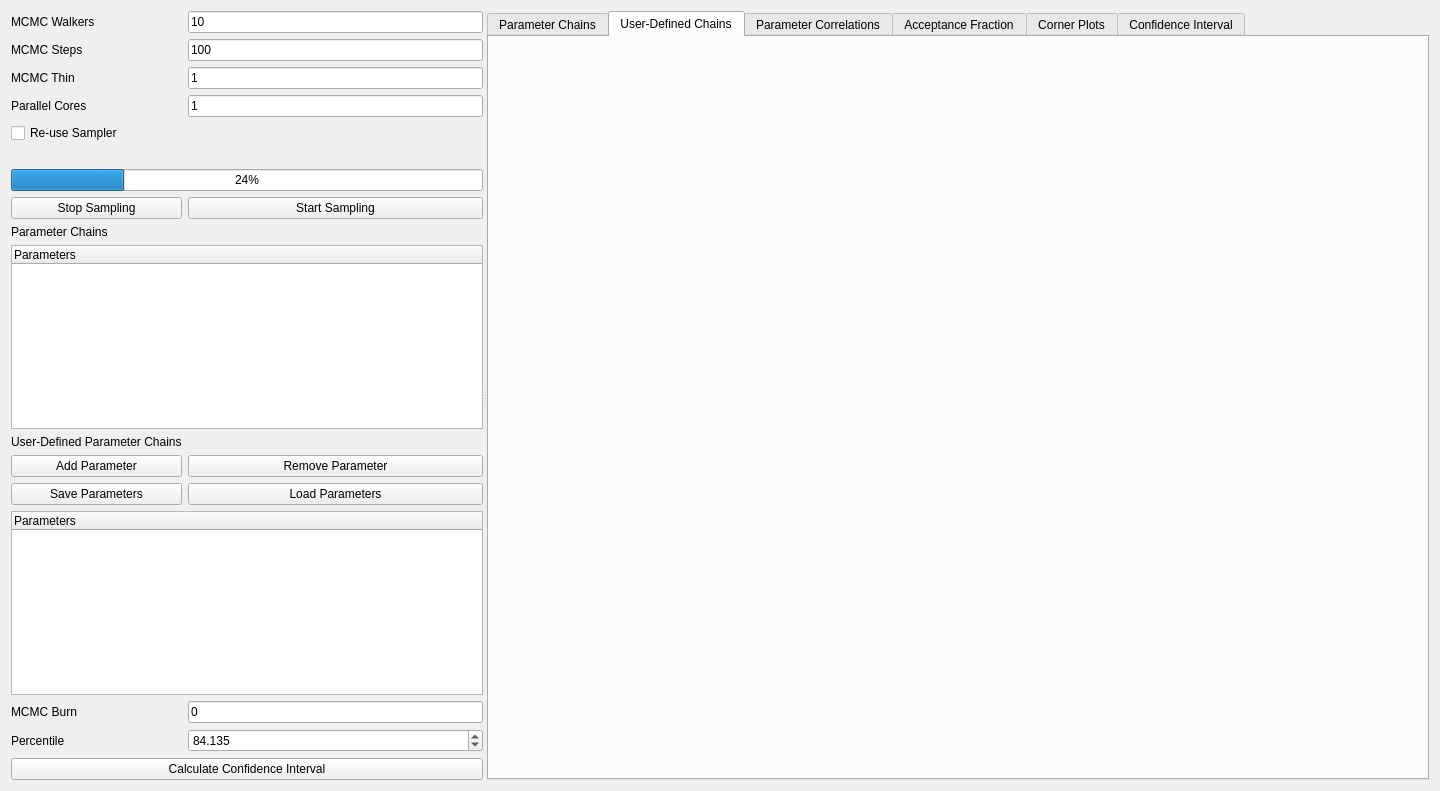
chemmatcars/XModFit, file UI_Forms/EMCEE_ConfInterval_Widget.ui: the form before one commit.
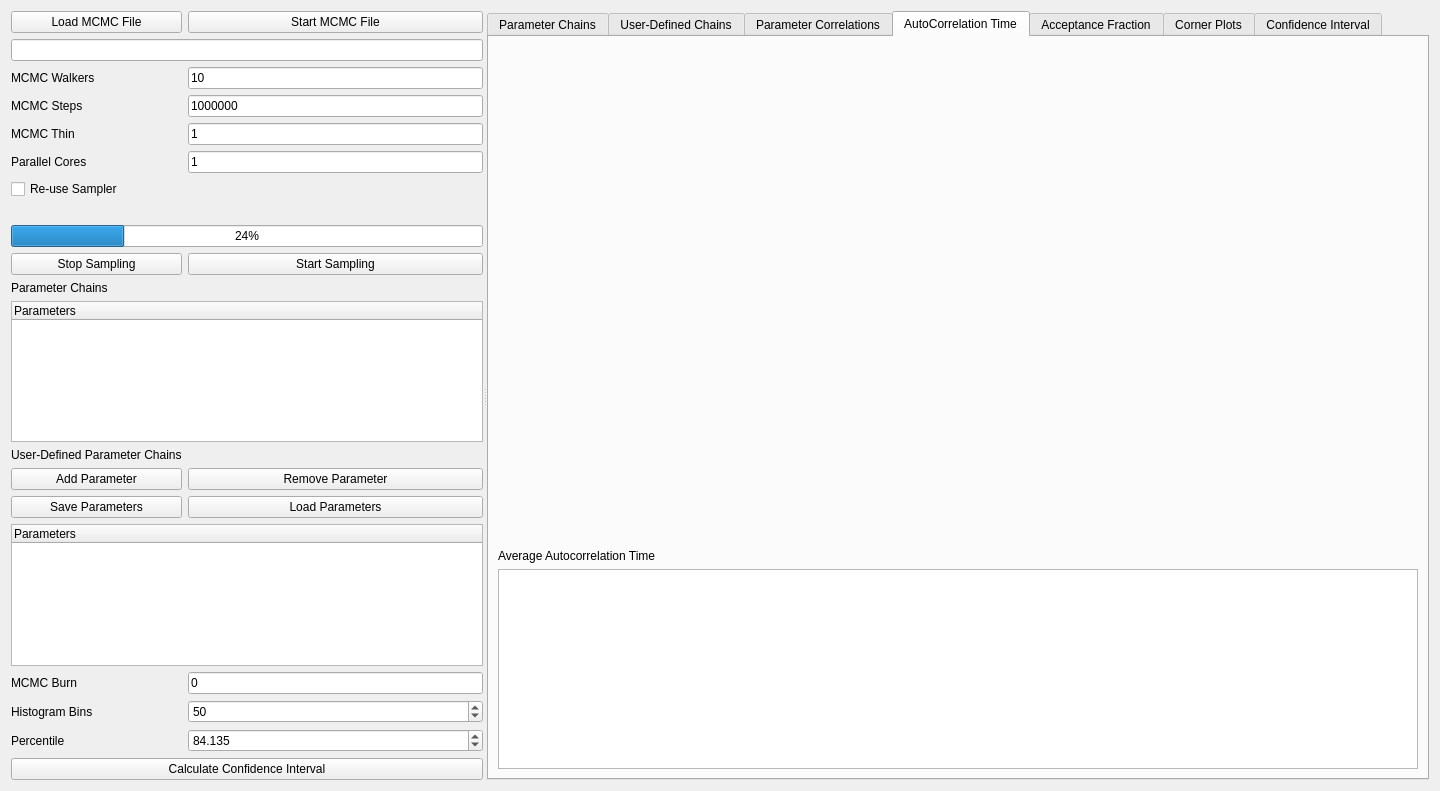
The form after the commit. Custom widgets are drawn as their Qt base class.

Commit message: Added backend to save chains for the MCMC Errorbar calculations...

```diff
--- a/UI_Forms/EMCEE_ConfInterval_Widget.ui
+++ b/UI_Forms/EMCEE_ConfInterval_Widget.ui
@@ -21,113 +21,35 @@
      </property>
      <widget class="QWidget" name="layoutWidget">
       <layout class="QGridLayout" name="gridLayout">
-       <item row="7" column="0" colspan="2">
-        <widget class="QLabel" name="fitIterLabel">
-         <property name="text">
-          <string/>
-         </property>
-         <property name="alignment">
-          <set>Qt::AlignCenter</set>
-         </property>
-        </widget>
-       </item>
-       <item row="2" column="0">
-        <widget class="QLabel" name="label_5">
-         <property name="text">
-          <string>MCMC Thin</string>
-         </property>
-        </widget>
-       </item>
-       <item row="0" column="1">
-        <widget class="QLineEdit" name="MCMCWalkerLineEdit">
-         <property name="text">
-          <string>10</string>
-         </property>
-        </widget>
-       </item>
-       <item row="1" column="1">
-        <widget class="QLineEdit" name="MCMCStepsLineEdit">
-         <property name="text">
-          <string>100</string>
-         </property>
-        </widget>
-       </item>
-       <item row="11" column="0">
-        <widget class="QLabel" name="label_7">
-         <property name="text">
-          <string>Parameter Chains</string>
-         </property>
-        </widget>
-       </item>
-       <item row="8" column="0" colspan="2">
-        <widget class="QProgressBar" name="progressBar">
-         <property name="value">
-          <number>24</number>
-         </property>
-        </widget>
-       </item>
-       <item row="2" column="1">
-        <widget class="QLineEdit" name="MCMCThinLineEdit">
-         <property name="text">
-          <string>1</string>
-         </property>
-        </widget>
-       </item>
-       <item row="4" column="1">
-        <widget class="QLineEdit" name="ParallelCoresLineEdit">
-         <property name="text">
-          <string>1</string>
-         </property>
-        </widget>
-       </item>
        <item row="0" column="0">
-        <widget class="QLabel" name="label">
+        <widget class="QPushButton" name="loadMCMCFilePushButton">
          <property name="text">
-          <string>MCMC Walkers</string>
+          <string>Load MCMC File</string>
          </property>
         </widget>
        </item>
-       <item row="19" column="0" colspan="2">
-        <widget class="QPushButton" name="calcConfIntervPushButton">
-         <property name="text">
-          <string>Calculate Confidence Interval</string>
-         </property>
-        </widget>
-       </item>
-       <item row="12" column="0" colspan="2">
-        <widget class="QTreeWidget" name="parameterTreeWidget">
-         <property name="selectionMode">
-          <enum>QAbstractItemView::ExtendedSelection</enum>
-         </property>
-         <column>
-          <property name="text">
-           <string>Parameters</string>
-          </property>
-         </column>
-        </widget>
-       </item>
-       <item row="10" column="1">
-        <widget class="QPushButton" name="startSamplingPushButton">
-         <property name="text">
-          <string>Start Sampling</string>
-         </property>
-        </widget>
-       </item>
-       <item row="5" column="0" colspan="2">
+       <item row="11" column="0" colspan="2">
         <widget class="QCheckBox" name="reuseSamplerCheckBox">
          <property name="text">
           <string>Re-use Sampler</string>
          </property>
         </widget>
        </item>
-       <item row="10" column="0">
+       <item row="22" column="0">
+        <widget class="QPushButton" name="addUserDefinedParamPushButton">
+         <property name="text">
+          <string>Add Parameter</string>
+         </property>
+        </widget>
+       </item>
+       <item row="18" column="0">
         <widget class="QPushButton" name="stopSamplingPushButton">
          <property name="text">
           <string>Stop Sampling</string>
          </property>
         </widget>
        </item>
-       <item row="18" column="1">
+       <item row="27" column="1">
         <widget class="QDoubleSpinBox" name="percentileDoubleSpinBox">
          <property name="decimals">
           <number>3</number>
@@ -137,63 +59,172 @@
          </property>
         </widget>
        </item>
-       <item row="18" column="0">
+       <item row="27" column="0">
         <widget class="QLabel" name="label_6">
          <property name="text">
           <string>Percentile</string>
          </property>
         </widget>
        </item>
-       <item row="4" column="0">
+       <item row="9" column="0">
         <widget class="QLabel" name="label_4">
          <property name="text">
           <string>Parallel Cores</string>
          </property>
         </widget>
        </item>
-       <item row="1" column="0">
+       <item row="3" column="0">
         <widget class="QLabel" name="label_2">
          <property name="text">
           <string>MCMC Steps</string>
          </property>
         </widget>
        </item>
-       <item row="17" column="0">
+       <item row="25" column="0">
         <widget class="QLabel" name="label_3">
          <property name="text">
           <string>MCMC Burn</string>
          </property>
         </widget>
        </item>
-       <item row="17" column="1">
+       <item row="25" column="1">
         <widget class="QLineEdit" name="MCMCBurnLineEdit">
          <property name="text">
           <string>0</string>
          </property>
         </widget>
        </item>
-       <item row="14" column="1">
+       <item row="18" column="1">
+        <widget class="QPushButton" name="startSamplingPushButton">
+         <property name="text">
+          <string>Start Sampling</string>
+         </property>
+        </widget>
+       </item>
+       <item row="23" column="0">
+        <widget class="QPushButton" name="saveUserDefinedParamPushButton">
+         <property name="text">
+          <string>Save Parameters</string>
+         </property>
+        </widget>
+       </item>
+       <item row="23" column="1">
+        <widget class="QPushButton" name="loadUserDefinedParamPushButton">
+         <property name="text">
+          <string>Load Parameters</string>
+         </property>
+        </widget>
+       </item>
+       <item row="22" column="1">
         <widget class="QPushButton" name="removeUserDefinedParamPushButton">
          <property name="text">
           <string>Remove Parameter</string>
          </property>
         </widget>
        </item>
-       <item row="13" column="0">
+       <item row="21" column="0">
         <widget class="QLabel" name="userDefinedParamChainLabel">
          <property name="text">
           <string>User-Defined Parameter Chains</string>
          </property>
         </widget>
        </item>
-       <item row="14" column="0">
-        <widget class="QPushButton" name="addUserDefinedParamPushButton">
+       <item row="0" column="1">
+        <widget class="QPushButton" name="startMCMCFilePushButton">
          <property name="text">
-          <string>Add Parameter</string>
+          <string>Start MCMC File</string>
+         </property>
+        </widget>
+       </item>
+       <item row="1" column="0" colspan="2">
+        <widget class="QLineEdit" name="MCMCFileLineEdit"/>
+       </item>
+       <item row="15" column="0" colspan="2">
+        <widget class="QLabel" name="fitIterLabel">
+         <property name="text">
+          <string/>
+         </property>
+         <property name="alignment">
+          <set>Qt::AlignCenter</set>
+         </property>
+        </widget>
+       </item>
+       <item row="7" column="0">
+        <widget class="QLabel" name="label_5">
+         <property name="text">
+          <string>MCMC Thin</string>
+         </property>
+        </widget>
+       </item>
+       <item row="2" column="1">
+        <widget class="QLineEdit" name="MCMCWalkerLineEdit">
+         <property name="text">
+          <string>10</string>
+         </property>
+        </widget>
+       </item>
+       <item row="3" column="1">
+        <widget class="QLineEdit" name="MCMCStepsLineEdit">
+         <property name="text">
+          <string>1000000</string>
+         </property>
+        </widget>
+       </item>
+       <item row="19" column="0">
+        <widget class="QLabel" name="label_7">
+         <property name="text">
+          <string>Parameter Chains</string>
          </property>
         </widget>
        </item>
        <item row="16" column="0" colspan="2">
+        <widget class="QProgressBar" name="progressBar">
+         <property name="value">
+          <number>24</number>
+         </property>
+        </widget>
+       </item>
+       <item row="7" column="1">
+        <widget class="QLineEdit" name="MCMCThinLineEdit">
+         <property name="text">
+          <string>1</string>
+         </property>
+        </widget>
+       </item>
+       <item row="9" column="1">
+        <widget class="QLineEdit" name="ParallelCoresLineEdit">
+         <property name="text">
+          <string>1</string>
+         </property>
+        </widget>
+       </item>
+       <item row="2" column="0">
+        <widget class="QLabel" name="label">
+         <property name="text">
+          <string>MCMC Walkers</string>
+         </property>
+        </widget>
+       </item>
+       <item row="28" column="0" colspan="2">
+        <widget class="QPushButton" name="calcConfIntervPushButton">
+         <property name="text">
+          <string>Calculate Confidence Interval</string>
+         </property>
+        </widget>
+       </item>
+       <item row="20" column="0" colspan="2">
+        <widget class="QTreeWidget" name="parameterTreeWidget">
+         <property name="selectionMode">
+          <enum>QAbstractItemView::ExtendedSelection</enum>
+         </property>
+         <column>
+          <property name="text">
+           <string>Parameters</string>
+          </property>
+         </column>
+        </widget>
+       </item>
+       <item row="24" column="0" colspan="2">
         <widget class="QTreeWidget" name="userDefinedParamTreeWidget">
          <property name="selectionMode">
           <enum>QAbstractItemView::ContiguousSelection</enum>
@@ -205,17 +236,20 @@
          </column>
         </widget>
        </item>
-       <item row="15" column="0">
-        <widget class="QPushButton" name="saveUserDefinedParamPushButton">
+       <item row="26" column="0">
+        <widget class="QLabel" name="label_9">
          <property name="text">
-          <string>Save Parameters</string>
+          <string>Histogram Bins</string>
          </property>
         </widget>
        </item>
-       <item row="15" column="1">
-        <widget class="QPushButton" name="loadUserDefinedParamPushButton">
-         <property name="text">
-          <string>Load Parameters</string>
+       <item row="26" column="1">
+        <widget class="QSpinBox" name="MCMCHistogramBinSpinBox">
+         <property name="maximum">
+          <number>1000</number>
+         </property>
+         <property name="value">
+          <number>50</number>
          </property>
         </widget>
        </item>
@@ -223,7 +257,7 @@
      </widget>
      <widget class="QTabWidget" name="tabWidget">
       <property name="currentIndex">
-       <number>1</number>
+       <number>3</number>
       </property>
       <widget class="QWidget" name="chainTab">
        <attribute name="title">
@@ -278,6 +312,55 @@
         </item>
        </layout>
       </widget>
+      <widget class="QWidget" name="autoCorrTimeTab">
+       <attribute name="title">
+        <string>AutoCorrelation Time</string>
+       </attribute>
+       <layout class="QVBoxLayout" name="verticalLayout_5">
+        <item>
+         <layout class="QVBoxLayout" name="verticalLayout_4">
+          <item>
+           <widget class="MplWidget" name="autoCorrTimeMPLWidget" native="true"/>
+          </item>
+          <item>
+           <widget class="QLabel" name="label_10">
+            <property name="sizePolicy">
+             <sizepolicy hsizetype="Preferred" vsizetype="Fixed">
+              <horstretch>0</horstretch>
+              <verstretch>0</verstretch>
+             </sizepolicy>
+            </property>
+            <property name="text">
+             <string>Average Autocorrelation Time</string>
+            </property>
+           </widget>
+          </item>
+          <item>
+           <widget class="QTextEdit" name="autoCorrTimeTextEdit">
+            <property name="sizePolicy">
+             <sizepolicy hsizetype="Expanding" vsizetype="Preferred">
+              <horstretch>0</horstretch>
+              <verstretch>0</verstretch>
+             </sizepolicy>
+            </property>
+            <property name="minimumSize">
+             <size>
+              <width>0</width>
+              <height>100</height>
+             </size>
+            </property>
+            <property name="maximumSize">
+             <size>
+              <width>16777215</width>
+              <height>200</height>
+             </size>
+            </property>
+           </widget>
+          </item>
+         </layout>
+        </item>
+       </layout>
+      </widget>
       <widget class="QWidget" name="acceptFracTab">
        <attribute name="title">
         <string>Acceptance Fraction</string>
```
The commit also changes 21 other files.
